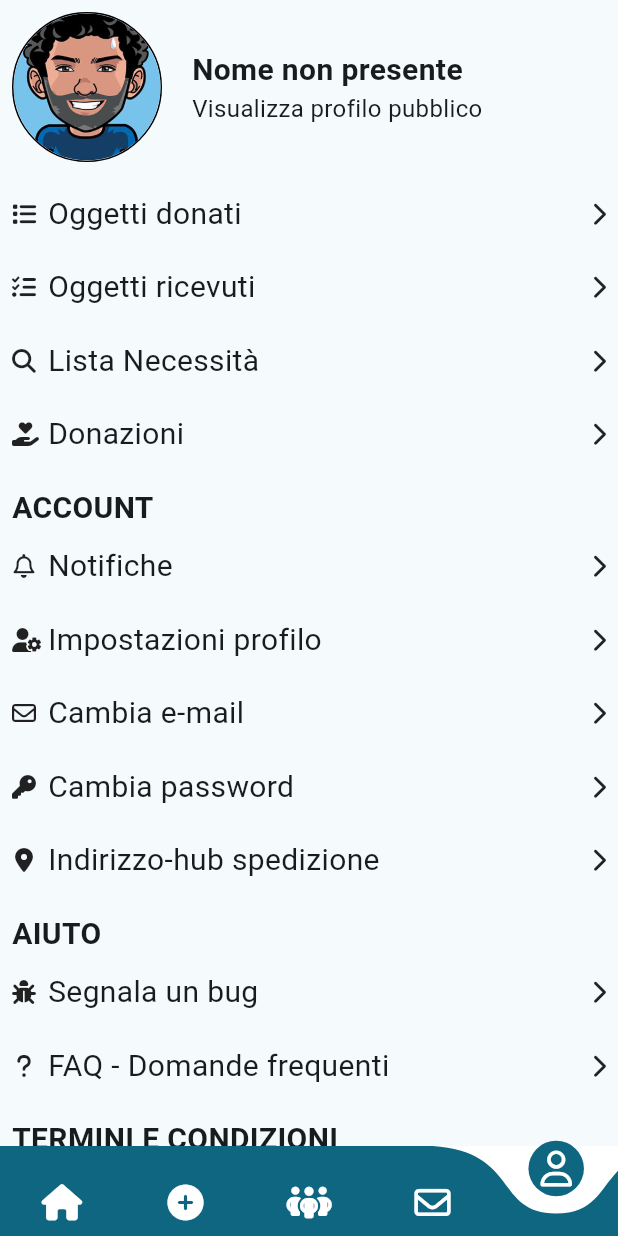
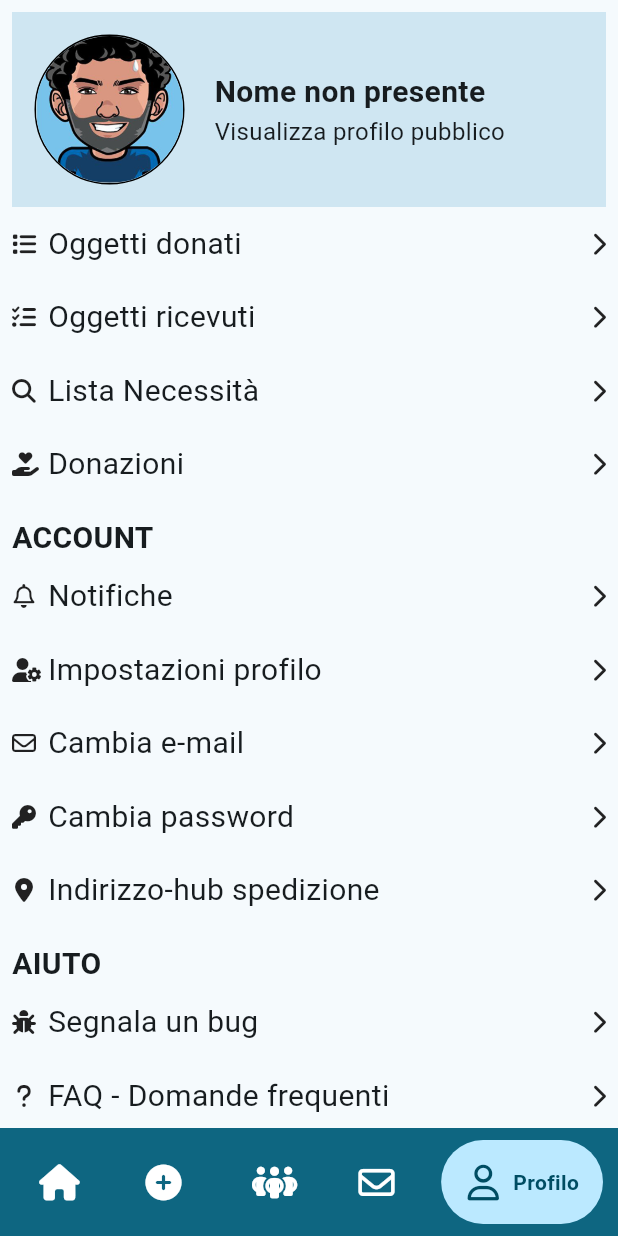
Before and after one commit to Ernesto-Rapisarda/community_share, a Flutter app: the MainPage screen opened by its route, item 5 of the bottom bar chosen, on a phone screen of 412 x 824 dp. Run offline on Flutter 3.47's test engine with Material 2 defaults, Android fonts, the phone set to English and light mode, and no system bars; drawn by our look-alikes of curved_navigation_bar, google_nav_bar; our stand-ins replace firebase_auth, firebase_core, fluttertoast, font_awesome_flutter, go_router; accounts and stored records are empty; generated files the repository leaves out were written again; network calls fail.

Commit message:
commit before implementing google and facebook login

```diff
--- a/lib/main.dart
+++ b/lib/main.dart
@@ -1,5 +1,5 @@
 import 'package:community_share/l10n/l10n.dart';
-import 'package:community_share/model/auth.dart';
+import 'package:community_share/controllers/auth.dart';
 import 'package:community_share/navigation/app_router.dart';
 import 'package:community_share/navigation/community_route_generator.dart';
 import 'package:community_share/view/login/login.dart';
--- a/lib/navigation/app_router.dart
+++ b/lib/navigation/app_router.dart
@@ -15,7 +15,7 @@ import 'package:community_share/view/temp/received_products.dart';
 import 'package:flutter/material.dart';
 import 'package:go_router/go_router.dart';
 
-import '../model/auth.dart';
+import '../controllers/auth.dart';
 import '../model/community.dart';
 import '../model/product.dart';
 import '../view/profile/profile.dart';
--- a/lib/view/community/screen/communities_list.dart
+++ b/lib/view/community/screen/communities_list.dart
@@ -47,7 +47,7 @@ class _CommunitiesListState extends State<CommunitiesList> {
         ),
         Container(
           height: 200,
-          color: Theme.of(context).colorScheme.secondary,
+          //color: Theme.of(context).colorScheme.secondary,
           child: ListView(
             scrollDirection: Axis.horizontal,
             children: [
@@ -62,7 +62,7 @@ class _CommunitiesListState extends State<CommunitiesList> {
         ),
         Container(
           height: 200,
-          color: Theme.of(context).colorScheme.secondary,
+          //color: Theme.of(context).colorScheme.secondary,
           child: ListView(
             scrollDirection: Axis.horizontal,
             children: [
--- a/lib/view/login/login.dart
+++ b/lib/view/login/login.dart
@@ -1,4 +1,4 @@
-import 'package:community_share/model/auth.dart';
+import 'package:community_share/controllers/auth.dart';
 import 'package:community_share/view/generic_components/SocialColors.dart';
 import 'package:community_share/view/generic_components/social_widget_button.dart';
 import 'package:community_share/view/login/components/welcome.dart';
--- a/lib/view/main_page.dart
+++ b/lib/view/main_page.dart
@@ -1,7 +1,7 @@
 
 
 import 'package:community_share/main.dart';
-import 'package:community_share/model/auth.dart';
+import 'package:community_share/controllers/auth.dart';
 import 'package:community_share/view/add_product.dart';
 import 'package:community_share/view/community/community_main_page.dart';
 import 'package:community_share/view/community/screen/communities_list.dart';
@@ -14,6 +14,7 @@ import 'package:flutter/material.dart';
 import 'package:font_awesome_flutter/font_awesome_flutter.dart';
 import 'package:curved_navigation_bar/curved_navigation_bar.dart';
 import 'package:go_router/go_router.dart';
+import 'package:google_nav_bar/google_nav_bar.dart';
 
 
 class MainPage extends StatefulWidget {
@@ -61,7 +62,41 @@ class _MainPageState extends State<MainPage> {
         automaticallyImplyLeading: true,
       ),*/
         body: Container(child: _children.elementAt(_selectedIndex)),
-        bottomNavigationBar: CurvedNavigationBar(
+        bottomNavigationBar: Container(
+          color: Theme.of(context).colorScheme.primary,
+          child: Padding(
+            padding: const EdgeInsets.symmetric(horizontal: 10.0,vertical: 8.0),
+
+            child: GNav(
+              gap: 8,
+              backgroundColor: Theme.of(context).colorScheme.primary,
+              color: Colors.white,
+              activeColor: Theme.of(context).colorScheme.onPrimaryContainer,
+              tabBackgroundColor: Theme.of(context).colorScheme.primaryContainer,
+              padding: EdgeInsets.all(16),
+              onTabChange: _onItemTapped,
+              tabs: [
+                GButton(
+                  text: "Home",
+                  icon: FontAwesomeIcons.house,),
+                GButton(
+                  text: "Inserisci",
+                  icon: FontAwesomeIcons.circlePlus,),
+                GButton(
+                  text: "Communità",
+                  icon: FontAwesomeIcons.peopleGroup,),
+                GButton(
+                  text: "Messaggi",
+                  icon: FontAwesomeIcons.envelope,),
+                GButton(
+                  text: "Profilo",
+                  icon: FontAwesomeIcons.user,),
+              ],
+            ),
+          ),
+        ),
+
+      /* navigazione curva CurvedNavigationBar(
           height: 60,
           color: Theme.of(context).colorScheme.primary,
           buttonBackgroundColor: Theme.of(context).colorScheme.primary,
@@ -75,9 +110,9 @@ class _MainPageState extends State<MainPage> {
             FaIcon(FontAwesomeIcons.user, color: Theme.of(context).colorScheme.onPrimary,)
           ],
           onTap: _onItemTapped,
-        )
+        )*/
 
-      /*BottomNavigationBar(
+      /*my version BottomNavigationBar(
         iconSize: 32.0,
         showSelectedLabels: true,
         showUnselectedLabels: true,
--- a/lib/view/profile/components/intro_profile_with_photo.dart
+++ b/lib/view/profile/components/intro_profile_with_photo.dart
@@ -1,4 +1,4 @@
-import 'package:community_share/model/auth.dart';
+import 'package:community_share/controllers/auth.dart';
 import 'package:flutter/material.dart';
 
 class IntroProfile extends StatelessWidget{
@@ -6,7 +6,10 @@ class IntroProfile extends StatelessWidget{
 
   @override
   Widget build(BuildContext context) {
-    return Row(
+    return Container(
+      color: Theme.of(context).colorScheme.secondaryContainer,
+      padding: EdgeInsets.all(15),
+      child: Row(
         mainAxisAlignment: MainAxisAlignment.start,
         children: [
           Container(
@@ -36,6 +39,7 @@ class IntroProfile extends StatelessWidget{
             ],
           )
         ],
+      ),
     );
   }
 
--- a/lib/view/profile/profile.dart
+++ b/lib/view/profile/profile.dart
@@ -3,7 +3,7 @@ import 'package:flutter/material.dart';
 import 'package:font_awesome_flutter/font_awesome_flutter.dart';
 import 'package:go_router/go_router.dart';
 
-import '../../model/auth.dart';
+import '../../controllers/auth.dart';
 
 class Profile extends StatefulWidget {
   const Profile({super.key});
@@ -27,7 +27,7 @@ class _ProfileState extends State<Profile> {
         crossAxisAlignment: CrossAxisAlignment.start,
         children: [
           Container(
-              padding: EdgeInsets.only(bottom: 10), child: IntroProfile()),
+              /*padding: EdgeInsets.only(bottom: 10), */child: IntroProfile()),
           //Text('CONTRIBUTO SOCIALE', style: TextStyle(fontSize: 20,fontWeight: FontWeight.bold),),
           RowMenusProfile(
             label: 'Oggetti donati',
```
Also changed, not shown: lib/controllers/auth.dart (renamed from lib/model/auth.dart), lib/controllers/facebook_signin_controller.dart (added), lib/controllers/google_signin_controller.dart (added), lib/model/user_details.dart (added). Lines whose indentation alone changed are shown as unchanged.
